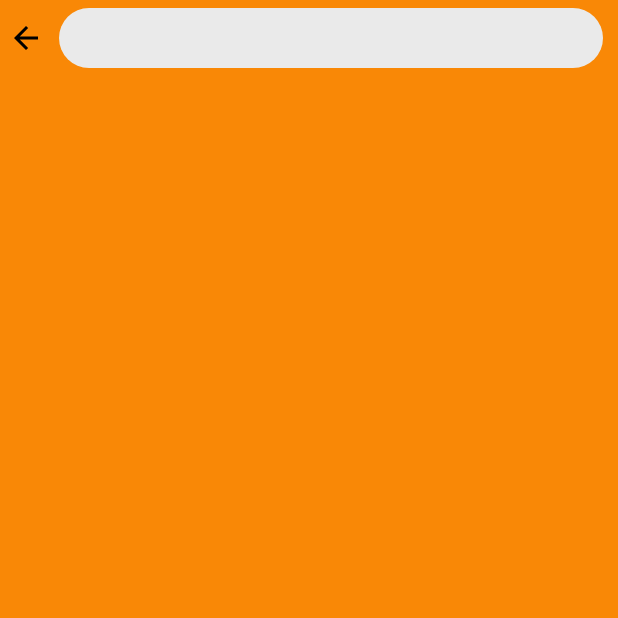
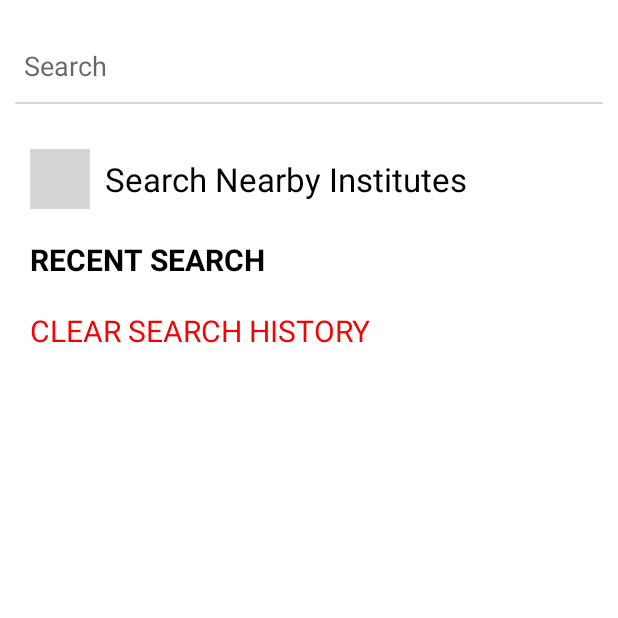
Before and after one commit to zzuun/smarteducationnavigator, an Android app: the SearchActivity screen opened directly, with no data from a screen before it, on a phone screen of 412 x 824 dp, the top half of it. Run offline under Robolectric (Android 15) with nearby library versions, the phone set to English and light mode, and no system bars; grey boxes are pictures that could not be loaded.

Commit message:
navigation and search screens ready without adapter

```diff
--- a/app/build.gradle
+++ b/app/build.gradle
@@ -25,6 +25,7 @@ dependencies {
     implementation 'com.android.support:cardview-v7:28.0.0'
     implementation 'com.android.support:design:28.0.0'
     implementation 'com.android.support:recyclerview-v7:28.0.0'
+    implementation 'com.android.support:support-v4:28.0.0'
     testImplementation 'junit:junit:4.12'
     androidTestImplementation 'com.android.support.test:runner:1.0.2'
     androidTestImplementation 'com.android.support.test.espresso:espresso-core:3.0.2'
--- a/app/src/main/java/com/example/zunnorain/smarteducationnavigator/SearchActivity/SearchActivity.java
+++ b/app/src/main/java/com/example/zunnorain/smarteducationnavigator/SearchActivity/SearchActivity.java
@@ -2,14 +2,41 @@ package com.example.zunnorain.smarteducationnavigator.SearchActivity;
 
 import android.support.v7.app.AppCompatActivity;
 import android.os.Bundle;
+import android.support.v7.widget.RecyclerView;
+import android.support.v7.widget.SearchView;
+import android.widget.LinearLayout;
+import android.widget.RelativeLayout;
+import android.widget.TextView;
 
 import com.example.zunnorain.smarteducationnavigator.R;
 
 public class SearchActivity extends AppCompatActivity {
 
+
+    private LinearLayout nearbyButton;
+    private SearchView searchField;
+    private RecyclerView searchlist, recentlist;
+    private RelativeLayout searchlistLayout , recentsectionlayout;
+    private TextView clearrecentButton;
+
+
     @Override
     protected void onCreate(Bundle savedInstanceState) {
         super.onCreate(savedInstanceState);
         setContentView(R.layout.activity_search);
+        getItemsInitialized();
+
     }
+
+    private void getItemsInitialized() {
+
+        clearrecentButton= (TextView)findViewById(R.id.clearRecentSearch);
+        searchlistLayout =(RelativeLayout)findViewById(R.id.searchrecyclerViewLayout);
+        recentsectionlayout=(RelativeLayout)findViewById(R.id.searchScreenrecentlayout);
+        nearbyButton=(LinearLayout)findViewById(R.id.searchnearbyinstitutes);
+        searchlist=(RecyclerView)findViewById(R.id.searchrecyclerView);
+        recentlist=(RecyclerView)findViewById(R.id.recentSearchListActivity);
+        searchField=(SearchView)findViewById(R.id.searchbarSearchScreen);
+    }
+
 }
--- a/app/src/main/res/drawable/ic_arrow_back_black_24dp.xml
+++ /dev/null
@@ -1,9 +0,0 @@
-<vector xmlns:android="http://schemas.android.com/apk/res/android"
-        android:width="24dp"
-        android:height="24dp"
-        android:viewportWidth="24.0"
-        android:viewportHeight="24.0">
-    <path
-        android:fillColor="#FF000000"
-        android:pathData="M20,11H7.83l5.59,-5.59L12,4l-8,8 8,8 1.41,-1.41L7.83,13H20v-2z"/>
-</vector>
--- a/app/src/main/res/layout/activity_search.xml
+++ b/app/src/main/res/layout/activity_search.xml
@@ -7,27 +7,123 @@
     android:layout_height="match_parent"
     tools:context=".SearchActivity.SearchActivity">
 
-    <LinearLayout
-        android:layout_marginTop="5dp"
-        android:layout_marginBottom="10dp"
+    <ScrollView
         android:layout_width="match_parent"
         android:layout_height="wrap_content">
-        <ImageView
-            android:layout_width="wrap_content"
+
+        <LinearLayout
+            android:layout_width="match_parent"
             android:layout_height="wrap_content"
-            android:layout_marginLeft="5dp"
-            android:layout_gravity="center_vertical"
-            android:src="@drawable/ic_arrow_back_black_24dp"/>
-        <EditText
-            android:id="@+id/editSearch"
-            android:layout_width="match_parent"
-            android:layout_height="40dp"
-            android:layout_marginLeft="10dp"
-            android:layout_marginRight="10dp"
-            android:transitionName="searchbar"
-            android:background="@drawable/search_bar_style"/>
+            android:orientation="vertical">
+            <android.support.v7.widget.SearchView
+                android:layout_marginTop="20dp"
+                android:id="@+id/searchbarSearchScreen"
+                android:layout_width="match_parent"
+                android:layout_height="wrap_content"
+                app:closeIcon="@drawable/ic_clear_black_24dp"
+                app:iconifiedByDefault="false"
+                android:transitionName="searchView"
+                app:queryHint="Search"
+                app:searchIcon="@null"
+                app:queryBackground="@color/colorWhite"
+                />
+            <View
+                android:layout_marginLeft="10dp"
+                android:layout_marginRight="10dp"
+                android:layout_width="fill_parent"
+                android:layout_height="1dp"
+                android:background="@color/colorGrey" />
+
+            <RelativeLayout
+                android:id="@+id/searchmainlayout"
+                android:layout_width="match_parent"
+                android:layout_height="wrap_content"
+                android:layout_margin="20dp">
+
+                <LinearLayout
+                    android:id="@+id/searchnearbyinstitutes"
+                    android:layout_marginTop="10dp"
+                    android:layout_width="match_parent"
+                    android:layout_height="wrap_content">
+                    <ImageView
+                        android:layout_width="40dp"
+                        android:layout_height="40dp"
+                        android:src="@drawable/ic_location_searching_black_24dp"
+                        />
+                    <TextView
+                        android:layout_width="wrap_content"
+                        android:layout_height="wrap_content"
+                        android:text="Search Nearby Institutes"
+                        android:textColor="@color/colorBlack"
+                        android:textSize="22sp"
+                        android:layout_marginLeft="10dp"
+                        android:layout_gravity="center_vertical"/>
+                </LinearLayout>
+
+                <RelativeLayout
+                    android:id="@+id/searchScreenrecentlayout"
+                    android:layout_width="match_parent"
+                    android:layout_height="wrap_content"
+                    android:layout_marginTop="20dp"
+                    android:layout_below="@id/searchnearbyinstitutes"
+                    >
+                    <TextView
+                        android:id="@+id/recentSearchTextActivity"
+                        android:layout_width="wrap_content"
+                        android:layout_height="wrap_content"
+                        android:text="Recent Search"
+                        android:textSize="20sp"
+                        android:textColor="@color/colorBlack"
+                        android:textAllCaps="true"
+                        android:textStyle="bold"
+                        />
+                    <android.support.v7.widget.RecyclerView
+                        android:id="@+id/recentSearchListActivity"
+                        android:layout_width="match_parent"
+                        android:layout_height="wrap_content"
+                        android:layout_marginTop="10dp"
+                        android:orientation="horizontal"
+                        android:layout_below="@id/recentSearchTextActivity">
+
+                    </android.support.v7.widget.RecyclerView>
 
 
-    </LinearLayout>
+                    <TextView
+                        android:id="@+id/clearRecentSearch"
+                        android:layout_width="wrap_content"
+                        android:layout_height="wrap_content"
+                        android:layout_marginTop="10dp"
+                        android:text="Clear Search History"
+                        android:textSize="20sp"
+                        android:textColor="#f70202"
+                        android:textAllCaps="true"
+                        android:layout_below="@id/recentSearchListActivity"
+                        />
+
+                </RelativeLayout>
+
+                <RelativeLayout
+                    android:id="@+id/searchrecyclerViewLayout"
+                    android:layout_width="match_parent"
+                    android:layout_height="wrap_content"
+                    >
+
+                    <android.support.v7.widget.RecyclerView
+                        android:id="@+id/searchrecyclerView"
+                        android:layout_width="match_parent"
+                        android:layout_height="wrap_content"
+                        android:layout_marginTop="10dp"
+                        android:orientation="horizontal"
+                        >
+                    </android.support.v7.widget.RecyclerView>
+
+                </RelativeLayout>
+
+            </RelativeLayout>
+        </LinearLayout>
+
+    </ScrollView>
+
+
 
 </RelativeLayout>
--- a/app/src/main/res/values/colors.xml
+++ b/app/src/main/res/values/colors.xml
@@ -4,9 +4,9 @@
     <color name="colorPrimaryDark">#00574B</color>
     <color name="colorAccent">#000000</color>
 
-    <color name="colorBackground">#f98806</color>
+    <color name="colorBackground">#ffffff</color>
     <color name="colorWhite">#ffffff</color>
     <color name="colorBlack">#000000</color>
-    <color name="colorGrey">#eaeaea</color>
+    <color name="colorGrey">#d7d7d7</color>
 
 </resources>
```
Also changed, not shown: app/src/main/AndroidManifest.xml (+7 -4 lines), app/src/main/java/com/example/zunnorain/smarteducationnavigator/HomeActivity/HomeActivity.java (deleted, +0 -39 lines), app/src/main/res/layout/activity_home.xml (deleted, +0 -55 lines), app/src/main/res/menu/bottom_menu.xml (added, +20 -0 lines), app/src/main/res/menu/menu_main.xml (deleted, +0 -10 lines), app/src/main/res/values/strings.xml (+8 -0 lines).
